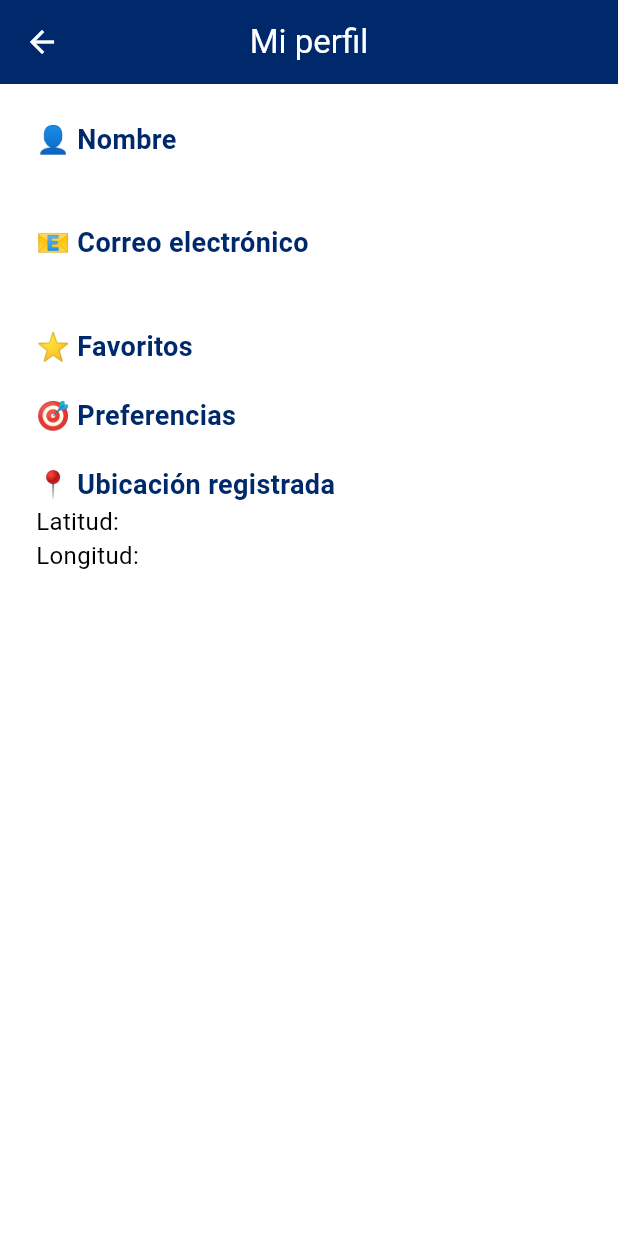
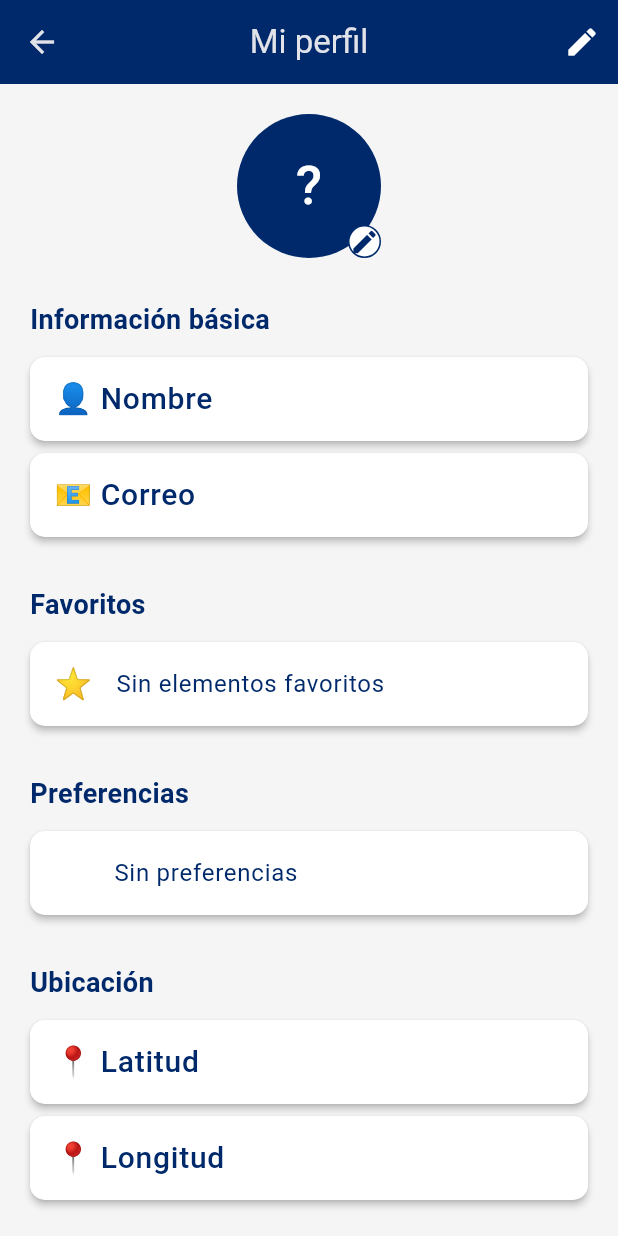
Before and after one commit to Grupo25-ISIS3510-2/MarketAndesFlutter, a Flutter app: the ProfilePage screen opened directly, on a phone screen of 412 x 824 dp. Run offline on Flutter 3.47's test engine with Material 3 defaults, Android fonts, the phone set to English and light mode, and no system bars; our stand-ins replace cached_network_image, cloud_firestore, connectivity_plus, device_info_plus, firebase_auth, firebase_core and 9 more; missing offline and left inert: proximity_sensor, screen_brightness; accounts and stored records are empty.

Commit message:
View profile finished

```diff
--- a/marketandes/lib/views/pages/profile_page.dart
+++ b/marketandes/lib/views/pages/profile_page.dart
@@ -5,11 +5,13 @@ import 'package:flutter/material.dart';
 class ProfilePage extends StatelessWidget {
   ProfilePage({super.key});
 
+  final Color azulOscuro = const Color(0xFF00296B);
+  final Color amarillo = const Color(0xFFFCD900);
+  final Color grisClaro = const Color(0xFFF5F5F5);
+
   Future<DocumentSnapshot<Map<String, dynamic>>> _getUserData() async {
     final user = FirebaseAuth.instance.currentUser;
-    if (user == null) {
-      throw Exception("Usuario no autenticado");
-    }
+    if (user == null) throw Exception("Usuario no autenticado");
 
     return FirebaseFirestore.instance.collection('users').doc(user.uid).get();
   }
@@ -17,13 +19,19 @@ class ProfilePage extends StatelessWidget {
   @override
   Widget build(BuildContext context) {
     return Scaffold(
-      backgroundColor: Colors.white, // Fondo blanco
+      backgroundColor: grisClaro,
       appBar: AppBar(
+        backgroundColor: azulOscuro,
         title: const Text("Mi perfil"),
-        backgroundColor: const Color(0xFF00296B), // Azul oscuro
-        foregroundColor: Colors.white,
         centerTitle: true,
-        elevation: 0,
+        actions: [
+          IconButton(
+            icon: const Icon(Icons.edit, color: Colors.white),
+            onPressed: () {
+              // Acción futura para editar
+            },
+          ),
+        ],
       ),
       body: FutureBuilder<DocumentSnapshot<Map<String, dynamic>>>(
         future: _getUserData(),
@@ -38,10 +46,7 @@ class ProfilePage extends StatelessWidget {
               !snapshot.hasData ||
               !snapshot.data!.exists) {
             return const Center(
-              child: Text(
-                "No se pudo cargar la información del perfil",
-                style: TextStyle(color: Colors.black),
-              ),
+              child: Text("No se pudo cargar la información del perfil"),
             );
           }
 
@@ -53,45 +58,97 @@ class ProfilePage extends StatelessWidget {
           final lat = data['latitud']?.toString() ?? '---';
           final lng = data['longitud']?.toString() ?? '---';
 
-          return Padding(
-            padding: const EdgeInsets.all(24),
-            child: ListView(
+          return ListView(
+            padding: const EdgeInsets.all(20),
             children: [
-                Text("👤 Nombre", style: _sectionTitleStyle),
-                Text(nombre, style: _infoTextStyle),
+              Center(
+                child: Stack(
+                  children: [
+                    CircleAvatar(
+                      radius: 48,
+                      backgroundColor: azulOscuro,
+                      child: Text(
+                        nombre.isNotEmpty ? nombre[0] : "?",
+                        style: const TextStyle(
+                          fontSize: 36,
+                          color: Colors.white,
+                        ),
+                      ),
+                    ),
+                    Positioned(
+                      bottom: 0,
+                      right: 0,
+                      child: Container(
+                        decoration: BoxDecoration(
+                          shape: BoxShape.circle,
+                          color: Colors.white,
+                          border: Border.all(color: azulOscuro),
+                        ),
+                        child: const Icon(
+                          Icons.edit,
+                          size: 20,
+                          color: Color(0xFF00296B),
+                        ),
+                      ),
+                    ),
+                  ],
+                ),
+              ),
               const SizedBox(height: 20),
 
-                Text("📧 Correo electrónico", style: _sectionTitleStyle),
-                Text(email, style: _infoTextStyle),
+              _buildSectionTitle("Información básica"),
+              _buildCardItem("👤 Nombre", nombre),
+              _buildCardItem("📧 Correo", email),
+
               const SizedBox(height: 20),
+              _buildSectionTitle("Favoritos"),
+              if (favoritos.isEmpty)
+                _buildCardItem("⭐", "Sin elementos favoritos")
+              else
+                ...favoritos.map((f) => _buildCardItem("⭐", f)),
 
-                Text("⭐ Favoritos", style: _sectionTitleStyle),
-                ...favoritos.map((f) => Text("• $f", style: _infoTextStyle)),
               const SizedBox(height: 20),
+              _buildSectionTitle("Preferencias"),
+              if (preferencias.isEmpty)
+                _buildCardItem("", "Sin preferencias")
+              else
+                ...preferencias.map((p) => _buildCardItem("", p)),
 
-                Text("🎯 Preferencias", style: _sectionTitleStyle),
-                ...preferencias.map((p) => Text("• $p", style: _infoTextStyle)),
               const SizedBox(height: 20),
-
-                Text("📍 Ubicación registrada", style: _sectionTitleStyle),
-                Text("Latitud: $lat", style: _infoTextStyle),
-                Text("Longitud: $lng", style: _infoTextStyle),
+              _buildSectionTitle("Ubicación"),
+              _buildCardItem("📍 Latitud", lat),
+              _buildCardItem("📍 Longitud", lng),
             ],
-            ),
           );
         },
       ),
     );
   }
 
-  final TextStyle _sectionTitleStyle = const TextStyle(
+  Widget _buildSectionTitle(String title) {
+    return Padding(
+      padding: const EdgeInsets.symmetric(vertical: 8),
+      child: Text(
+        title,
+        style: TextStyle(
           fontSize: 18,
           fontWeight: FontWeight.bold,
-    color: Color(0xFF00296B), // Azul oscuro
-  );
-
-  final TextStyle _infoTextStyle = const TextStyle(
-    fontSize: 16,
-    color: Colors.black,
+          color: azulOscuro,
+        ),
+      ),
     );
   }
+
+  Widget _buildCardItem(String label, String content) {
+    return Card(
+      color: Colors.white,
+      margin: const EdgeInsets.symmetric(vertical: 4),
+      shape: RoundedRectangleBorder(borderRadius: BorderRadius.circular(10)),
+      elevation: 2,
+      child: ListTile(
+        leading: Text(label, style: TextStyle(fontSize: 20, color: azulOscuro)),
+        title: Text(content, style: TextStyle(fontSize: 16, color: azulOscuro)),
+      ),
+    );
+  }
+}
```
Lines whose indentation alone changed are shown as unchanged.
